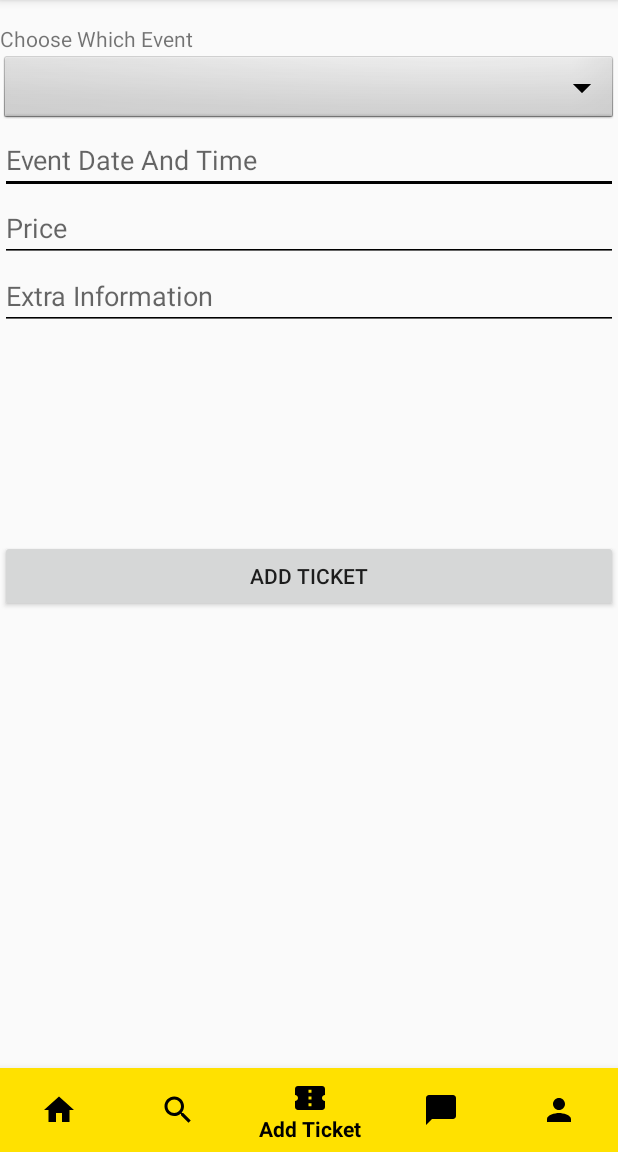
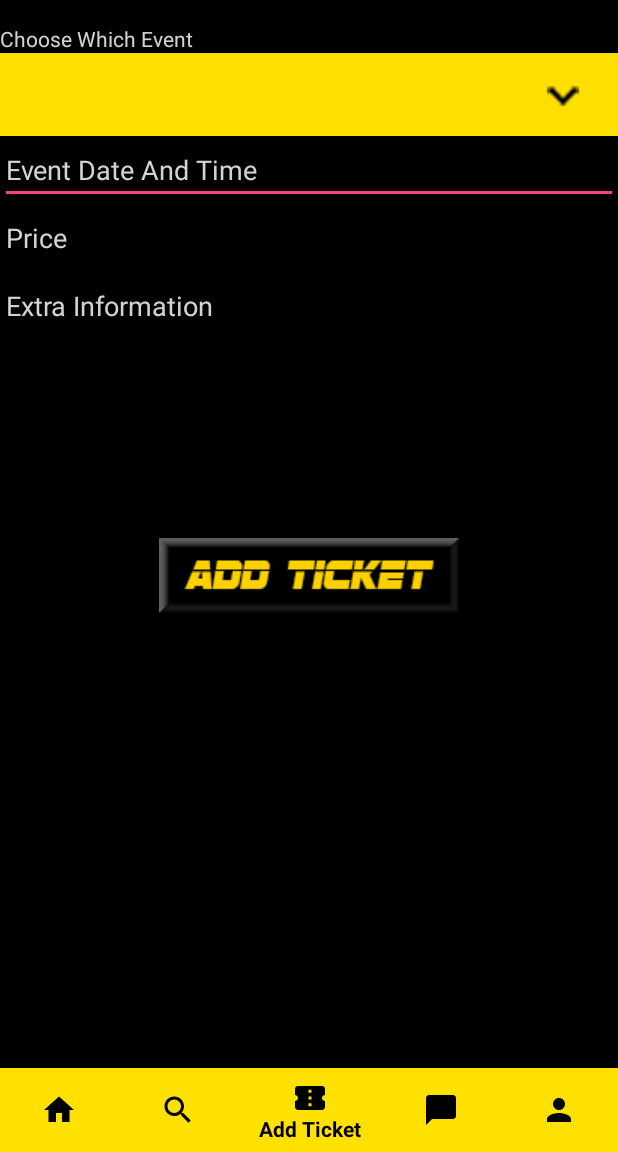
Before and after one commit to rkuemmel1/QwikTix, an Android app: the screen it shows after launch once a user with an empty profile is signed in (AddTicketActivity), item 3 of the bottom bar chosen, on a phone screen of 412 x 824 dp, the part 84-1236 px from its top. Run offline under Robolectric (Android 15) with nearby library versions, the phone set to English and light mode, and no system bars; our stand-ins replace Firebase (no records; nobody signed in at launch, a user with empty details on screens opened directly); libraries missing offline, so code that uses them is left out: com.firebase.client, com.firebase.ui; 3 statements that could not run were skipped.

Commit message:
added improvements to login, search, and add ticket pages

```diff
--- a/app/src/main/java/com/example/ryan/qwiktix/AddTicketActivity.java
+++ b/app/src/main/java/com/example/ryan/qwiktix/AddTicketActivity.java
@@ -2,6 +2,7 @@ package com.example.ryan.qwiktix;
 
 import android.content.Intent;
 import android.os.Bundle;
+import android.graphics.Color;
 import android.text.TextUtils;
 import android.view.View;
 import android.view.ViewGroup;
@@ -10,6 +11,7 @@ import android.widget.ArrayAdapter;
 import android.widget.AutoCompleteTextView;
 import android.widget.Button;
 import android.widget.EditText;
+import android.widget.ImageButton;
 import android.widget.Spinner;
 import android.widget.TextView;
 import android.widget.Toast;
@@ -55,7 +57,9 @@ public class AddTicketActivity extends BaseActivity {
         tEventDate = (EditText) findViewById(R.id.tEventDateTime);
         tPrice = (EditText) findViewById(R.id.tPrice);
         tExtra = (EditText) findViewById(R.id.tExtra);
-        final Button tSubmitButton = (Button) findViewById(R.id.tSubmitButton);
+        final ImageButton tSubmitButton = (ImageButton) findViewById(R.id.tSubmitButton);
+        tEventDate.setTextColor(this.getResources().getColor(R.color.grey));
+        tSubmitButton.setBackgroundDrawable(null);
 
         tSubmitButton.setOnClickListener(new View.OnClickListener() {
             @Override
--- a/app/src/main/java/com/example/ryan/qwiktix/LoginActivity.java
+++ b/app/src/main/java/com/example/ryan/qwiktix/LoginActivity.java
@@ -9,6 +9,7 @@ import android.util.Log;
 import android.view.View;
 import android.widget.Button;
 import android.widget.EditText;
+import android.widget.ImageButton;
 import android.widget.Toast;
 
 import com.google.android.gms.tasks.OnCompleteListener;
@@ -35,11 +36,13 @@ public class LoginActivity extends AppCompatActivity {
 
         lEmail = (EditText) findViewById(R.id.lEmail);
         lPassword =(EditText) findViewById(R.id.lPassword);
-        final Button lLoginButton = (Button) findViewById(R.id.lLoginButton);
-        final Button lRegisterLink = (Button) findViewById(R.id.lRegisterLink);
-        final Button lResetPassword = (Button) findViewById(R.id.lResetPassword);
+        final ImageButton lLoginButton = (ImageButton) findViewById(R.id.lLoginButton);
+        final ImageButton lRegisterLink = (ImageButton) findViewById(R.id.lRegisterLink);
+        final ImageButton lResetPassword = (ImageButton) findViewById(R.id.lResetPassword);
 
-
+        lLoginButton.setBackgroundDrawable(null);
+        lRegisterLink.setBackgroundDrawable(null);
+        lResetPassword.setBackgroundDrawable(null);
 
 
         lRegisterLink.setOnClickListener(new View.OnClickListener(){
--- /dev/null
+++ b/app/src/main/res/drawable/cursor_color.xml
@@ -0,0 +1,5 @@
+<?xml version="1.0" encoding="utf-8"?>
+<shape xmlns:android="http://schemas.android.com/apk/res/android" >
+    <size android:width="3dp" />
+    <solid android:color="#FFDF00"  />
+</shape>
--- a/app/src/main/res/layout/activity_add_ticket.xml
+++ b/app/src/main/res/layout/activity_add_ticket.xml
@@ -1,21 +1,24 @@
 <?xml version="1.0" encoding="utf-8"?>
 <RelativeLayout xmlns:android="http://schemas.android.com/apk/res/android"
+    xmlns:app="http://schemas.android.com/apk/res-auto"
     xmlns:tools="http://schemas.android.com/tools"
     android:id="@+id/activity_add_ticket"
     android:layout_width="match_parent"
     android:layout_height="match_parent"
+    android:background="@drawable/steel"
     android:paddingTop="@dimen/activity_vertical_margin"
     tools:context="com.example.ryan.qwiktix.AddTicketActivity">
 
 
     <Spinner
         android:layout_width="wrap_content"
-        android:layout_height="wrap_content"
+        android:layout_height="55dp"
         android:ems="10"
         android:id="@+id/tSpinner"
         android:prompt="@string/event_spinner"
         android:spinnerMode="dropdown"
-        android:background="@android:drawable/btn_dropdown"
+        android:background="#FFDF00"
+        android:popupBackground="#FFDF00"
         android:layout_below="@+id/tEventLabel"
         android:layout_alignParentLeft="true"
         android:layout_alignParentStart="true"
@@ -31,6 +34,7 @@
         android:layout_alignParentLeft="true"
         android:layout_alignParentStart="true"
         android:id="@+id/tEventDateTime"
+        android:textColorHint="#D3D3D3"
         android:layout_alignParentRight="true"
         android:layout_alignParentEnd="true"
         android:hint="Event Date And Time" />
@@ -45,9 +49,11 @@
         android:layout_alignParentLeft="true"
         android:layout_alignParentStart="true"
         android:id="@+id/tPrice"
+        android:textColorHint="#D3D3D3"
         android:layout_alignParentRight="true"
         android:layout_alignParentEnd="true"
-        android:hint="Price" />
+        android:hint="Price"
+        />
 
 
     <EditText
@@ -59,13 +65,14 @@
         android:layout_alignParentLeft="true"
         android:layout_alignParentStart="true"
         android:id="@+id/tExtra"
+        android:textColorHint="#D3D3D3"
         android:layout_alignParentRight="true"
         android:layout_alignParentEnd="true"
         android:hint="Extra Information" />
 
 
-    <Button
-        android:text="Add Ticket"
+    <ImageButton
+        android:src="@drawable/addticketbutton"
         android:layout_width="wrap_content"
         android:layout_height="wrap_content"
         android:layout_centerVertical="true"
@@ -75,6 +82,20 @@
         android:layout_alignParentRight="true"
         android:layout_alignParentEnd="true" />
 
+
+    <TextView
+        android:id="@+id/tEventLabel"
+        android:layout_width="wrap_content"
+        android:layout_height="wrap_content"
+        android:layout_alignParentEnd="true"
+        android:layout_alignParentLeft="true"
+        android:layout_alignParentRight="true"
+        android:textColor="@color/grey"
+        android:layout_alignParentStart="true"
+        android:layout_alignParentTop="true"
+        android:text="Choose Which Event" />
+
+
     <include
         layout="@layout/bottom_navigation_element"
         android:layout_width="match_parent"
@@ -83,15 +104,17 @@
         android:layout_alignParentBottom="true"
         />
 
-    <TextView
-        android:id="@+id/tEventLabel"
+    <ImageView
+        android:id="@+id/imageView4"
         android:layout_width="wrap_content"
         android:layout_height="wrap_content"
+        android:layout_marginEnd="22dp"
+        android:layout_marginRight="22dp"
+        app:srcCompat="@drawable/dropdown"
+        android:layout_above="@+id/tEventDateTime"
+        android:layout_alignParentRight="true"
         android:layout_alignParentEnd="true"
-        android:layout_alignParentLeft="true"
-        android:layout_alignParentRight="true"
-        android:layout_alignParentStart="true"
-        android:layout_alignParentTop="true"
-        android:text="Choose Which Event" />
+        android:layout_marginBottom="12dp" />
+
 
 </RelativeLayout>
--- a/app/src/main/res/layout/activity_home_page.xml
+++ b/app/src/main/res/layout/activity_home_page.xml
@@ -11,7 +11,7 @@
         <FrameLayout
             android:id="@+id/content"
             android:layout_width="match_parent"
-            android:background="@drawable/steel"
+            android:background="@color/black"
             android:layout_height="0dp"
             android:layout_weight="1"
             >
--- a/app/src/main/res/layout/ticket_display.xml
+++ b/app/src/main/res/layout/ticket_display.xml
@@ -4,7 +4,9 @@
     android:layout_height="match_parent"
     android:weightSum="1"
     android:orientation="vertical"
+    android:background="@color/black"
     android:baselineAligned="false">
+
 
     <TextView
         android:id="@+id/eventName"
--- a/app/src/main/res/layout/ticket_display_search.xml
+++ b/app/src/main/res/layout/ticket_display_search.xml
@@ -4,6 +4,7 @@
     android:layout_height="match_parent"
     android:weightSum="1"
     android:orientation="vertical"
+    android:background="@color/black"
     android:baselineAligned="false">
 
     <TextView
--- a/app/src/main/res/layout/user_display_search.xml
+++ b/app/src/main/res/layout/user_display_search.xml
@@ -3,6 +3,7 @@
     android:layout_width="match_parent"
     android:layout_height="match_parent"
     android:weightSum="1"
+    android:background="@drawable/steel"
     android:orientation="vertical"
     android:baselineAligned="false">
 
--- a/app/src/main/res/values-v21/styles.xml
+++ b/app/src/main/res/values-v21/styles.xml
@@ -5,5 +5,7 @@
         <item name="windowNoTitle">true</item>
         <item name="android:windowDrawsSystemBarBackgrounds">true</item>
         <item name="android:statusBarColor">@android:color/transparent</item>
+        <item name="android:textColorHint">@color/white</item>
+        <item name="colorAccent">@color/gold</item>
     </style>
 </resources>
--- a/app/src/main/res/values/colors.xml
+++ b/app/src/main/res/values/colors.xml
@@ -6,5 +6,6 @@
 
     <color name="white">#FFFFFF</color>
     <color name="black">#F000</color>
-    <color name="grey">#aaaaaa</color>
+    <color name="grey">#D3D3D3</color>
+    <color name="gold">#FFDF00</color>
 </resources>
```
Also changed, not shown: app/src/main/java/com/example/ryan/qwiktix/SearchActivity.java (+4 -3 lines), app/src/main/res/layout/activity_login.xml (+13 -5 lines), app/src/main/res/layout/activity_search.xml (+14 -3 lines), app/src/main/res/drawable/addticketbutton.png (added), app/src/main/res/drawable/buybutton.png, app/src/main/res/drawable/dropdown.png (added), app/src/main/res/drawable/loginbutton.png (added), app/src/main/res/drawable/registerbuttton.png (added), app/src/main/res/drawable/resetbutton.png (added).
